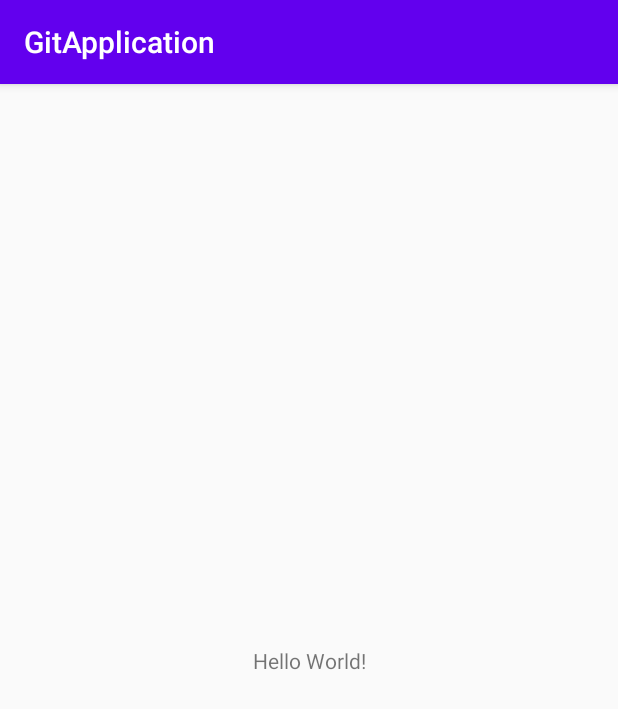
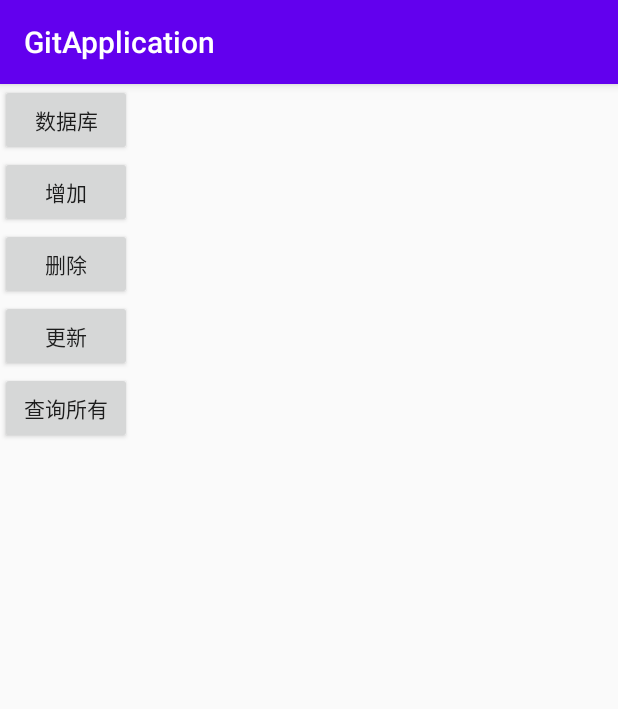
Before and after one commit to Starry-sky0/learngit, an Android app: the screen it shows after launch (MainActivity), on a phone screen of 412 x 824 dp. Shown: the top 709 px of the screen. Run offline under Robolectric (Android 15) with nearby library versions, the light colour scheme and no system bars; libraries missing offline, so code that uses them is left out: org.litepal.crud, org.litepal.tablemanager.

Commit message:
加入创建数据库和表的各项配置

```diff
--- a/app/src/main/AndroidManifest.xml
+++ b/app/src/main/AndroidManifest.xml
@@ -2,7 +2,10 @@
 <manifest xmlns:android="http://schemas.android.com/apk/res/android"
     package="com.example.gitapplication">
 
+    <uses-permission android:name="android.permission.ACCESS_NETWORK_STATE" />
+
     <application
+        android:name="org.litepal.LitePalApplication"
         android:allowBackup="true"
         android:icon="@mipmap/ic_launcher"
         android:label="@string/app_name"
--- a/app/src/main/res/layout/activity_main.xml
+++ b/app/src/main/res/layout/activity_main.xml
@@ -1,18 +1,46 @@
 <?xml version="1.0" encoding="utf-8"?>
-<androidx.constraintlayout.widget.ConstraintLayout xmlns:android="http://schemas.android.com/apk/res/android"
+<LinearLayout xmlns:android="http://schemas.android.com/apk/res/android"
     xmlns:app="http://schemas.android.com/apk/res-auto"
     xmlns:tools="http://schemas.android.com/tools"
     android:layout_width="match_parent"
     android:layout_height="match_parent"
-    tools:context=".MainActivity">
+    tools:context=".MainActivity"
+    android:orientation="vertical">
 
-    <TextView
+
+    <Button
+        android:id="@+id/creatbt"
         android:layout_width="wrap_content"
         android:layout_height="wrap_content"
-        android:text="Hello World!"
-        app:layout_constraintBottom_toBottomOf="parent"
-        app:layout_constraintLeft_toLeftOf="parent"
-        app:layout_constraintRight_toRightOf="parent"
-        app:layout_constraintTop_toTopOf="parent" />
+        android:text="数据库"
+        ></Button>
 
-</androidx.constraintlayout.widget.ConstraintLayout>
+
+    <Button
+        android:id="@+id/addbt"
+        android:layout_width="wrap_content"
+        android:layout_height="wrap_content"
+        android:text="增加"
+        ></Button>
+
+    <Button
+        android:id="@+id/deletebt"
+        android:layout_width="wrap_content"
+        android:layout_height="wrap_content"
+        android:text="删除"
+        ></Button>
+    <Button
+        android:id="@+id/updatebt"
+        android:layout_width="wrap_content"
+        android:layout_height="wrap_content"
+        android:text="更新"
+        ></Button>
+
+    <Button
+        android:id="@+id/findallbt"
+        android:layout_width="wrap_content"
+        android:layout_height="wrap_content"
+        android:text="查询所有"
+        ></Button>
+
+</LinearLayout>
--- a/build.gradle
+++ b/build.gradle
@@ -6,6 +6,7 @@ buildscript {
     }
     dependencies {
         classpath "com.android.tools.build:gradle:4.0.1"
+
 
         // NOTE: Do not place your application dependencies here; they belong
         // in the individual module build.gradle files
```
Also changed, not shown: app/build.gradle (+9 -1 lines), app/src/main/assets/litepal.xml (added, +10 -0 lines), app/src/main/java/com/example/gitapplication/MainActivity.java (+11 -0 lines), app/src/main/java/com/example/gitapplication/db/City.java (added, +42 -0 lines), app/src/main/java/com/example/gitapplication/db/County.java (added, +42 -0 lines), app/src/main/java/com/example/gitapplication/db/Province.java (added, +34 -0 lines), 2 other files.
